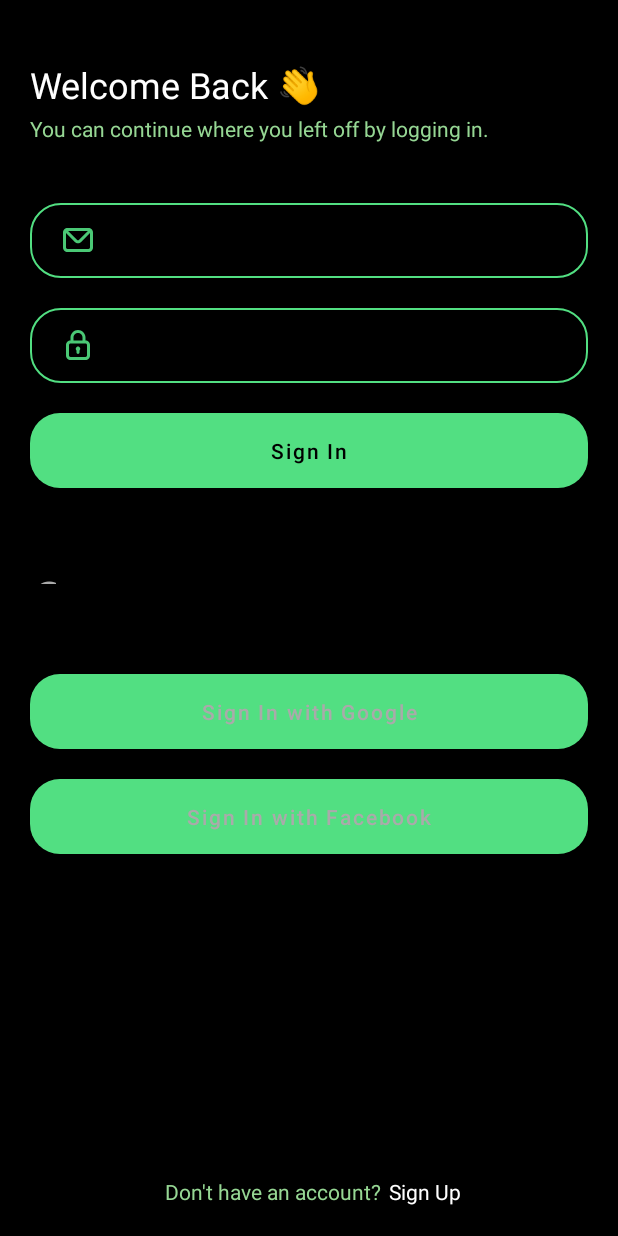
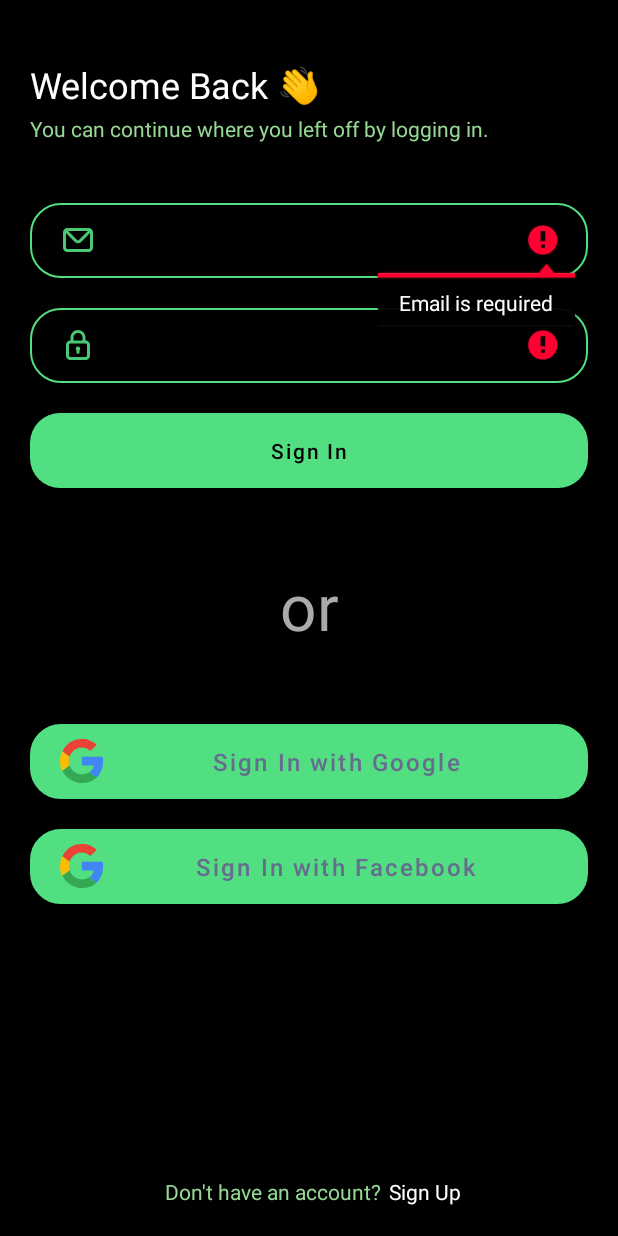
Before and after one commit to Azizadx/Newsly, an Android app: the SignInActivity screen opened directly, with no data from a screen before it, after a tap on "Sign In", on a phone screen of 412 x 824 dp. Run offline under Robolectric (Android 15) with nearby library versions, the phone set to English and light mode, and no system bars; our stand-ins replace Firebase (no records; nobody signed in at launch, a user with empty details on screens opened directly).

Commit message:
buttons ui fixed and in order but still green

```diff
--- a/app/build.gradle
+++ b/app/build.gradle
@@ -9,7 +9,7 @@ android {
 
     defaultConfig {
         applicationId "com.azizadx.newsly"
-        minSdkVersion 21
+        minSdkVersion 18
         targetSdkVersion 30
         versionCode 1
         versionName "1.0"
--- a/app/src/main/java/com/azizadx/newsly/ui/main/view/SignInActivity.java
+++ b/app/src/main/java/com/azizadx/newsly/ui/main/view/SignInActivity.java
@@ -15,11 +15,13 @@ import android.widget.Toast;
 import com.azizadx.newsly.R;
 import com.azizadx.newsly.ui.main.view.base.BaseActivity;
 
+import java.util.regex.Pattern;
+
 public class SignInActivity extends BaseActivity implements View.OnTouchListener {
     private EditText email, pass;
 
-    //Button btnGoogleSignin = findViewById(R.id.buttonGoogle);
-    //Button btnFbSignin = findViewById(R.id.buttonFb);
+    //Button btnGoogleSignin = findViewById(R.id.btnGoogle);
+    //Button btnFbSignin = findViewById(R.id.btnFb);
 
     @SuppressLint("ClickableViewAccessibility")
     @Override
@@ -38,9 +40,22 @@ public class SignInActivity extends BaseActivity implements View.OnTouchListener
     }
 
     private void buttonSignIn() {
-        if ( email.getText().toString().isEmpty()
-                || pass.getText().toString().isEmpty()) {
-            Toast.makeText(this, "Empty Input", Toast.LENGTH_SHORT).show();
+        String emailText = email.getText().toString();
+        String passText = pass.getText().toString();
+
+        // Empty Input
+        if (emailText.isEmpty() || passText.isEmpty()) {
+            if (emailText.isEmpty()) email.setError("Email is required");
+            if (passText.isEmpty()) pass.setError("Password is required");
+            return;
+        }
+        // Check Email Pattern and Validity/Existence(already signed up before)?
+        final Pattern VALID_EMAIL_ADDRESS_REGEX =
+                Pattern.compile("^[A-Z0-9._%+-]+@[A-Z0-9.-]+\\.[A-Z]{2,6}$",
+                        Pattern.CASE_INSENSITIVE);
+        if (!VALID_EMAIL_ADDRESS_REGEX.matcher(emailText).find()) {
+            if (!VALID_EMAIL_ADDRESS_REGEX.matcher(emailText).find())
+                email.setError("Invalid Email.");
             return;
         }
         signIn(email.getText().toString(), pass.getText().toString());
--- /dev/null
+++ b/app/src/main/res/drawable/ic_google.xml
@@ -0,0 +1,23 @@
+<?xml version="1.0" encoding="utf-8"?>
+<vector xmlns:android="http://schemas.android.com/apk/res/android"
+    android:width="28.895dp"
+    android:height="29.489dp"
+    android:viewportWidth="28.895"
+    android:viewportHeight="29.489">
+    <path
+        android:pathData="M1.5889,8.133a12.776,12.776 0,0 1,2.448 -3.522A14.243,14.243 0,0 1,12.2549 0.218,14.237 14.237,0 0,1 24.3249,3.575c0.221,0.19 0.276,0.3 0.035,0.537C23.1249,5.321 21.9119,6.55 20.6889,7.772c-0.125,0.125 -0.21,0.278 -0.433,0.074A8.468,8.468 0,0 0,8.8739 8.1,9.4 9.4,0 0,0 6.4249,11.834c-0.076,-0.05 -0.157,-0.095 -0.229,-0.15Q3.8929,9.91 1.5889,8.133Z"
+        android:fillColor="#ea4335"
+        android:fillType="evenOdd"/>
+    <path
+        android:pathData="M6.392,17.5983a9.876,9.876 0,0 0,1.806 3.083,8.677 8.677,0 0,0 7.724,2.958 9.348,9.348 0,0 0,3.953 -1.378c0.117,0.1 0.228,0.216 0.351,0.312q2.139,1.67 4.28,3.335a12.255,12.255 0,0 1,-5.522 3.018,14.849 14.849,0 0,1 -13.5,-2.725 13.69,13.69 0,0 1,-3.9 -4.866Z"
+        android:fillColor="#34a853"
+        android:fillType="evenOdd"/>
+    <path
+        android:pathData="M24.507,25.9087q-2.141,-1.667 -4.28,-3.335c-0.123,-0.1 -0.234,-0.208 -0.351,-0.312a7.487,7.487 0,0 0,2.3 -2.718,9.438 9.438,0 0,0 0.5,-1.372c0.1,-0.322 0.067,-0.448 -0.332,-0.444 -2.375,0.02 -4.75,0.01 -7.126,0.01 -0.5,0 -0.5,0 -0.5,-0.521 0,-1.61 0.008,-3.22 -0.007,-4.83 0,-0.31 0.052,-0.43 0.4,-0.429q6.571,0.019 13.143,0c0.236,0 0.385,0.017 0.426,0.3a16.167,16.167 0,0 1,-1.9 10.874A10.856,10.856 0,0 1,24.507 25.9087Z"
+        android:fillColor="#4285f4"
+        android:fillType="evenOdd"/>
+    <path
+        android:pathData="M6.391,17.5984 L1.576,21.3404A13.339,13.339 0,0 1,0.13 16.6834a14.571,14.571 0,0 1,1.235 -8.135c0.066,-0.142 0.149,-0.277 0.224,-0.415q2.3,1.775 4.61,3.55c0.072,0.055 0.152,0.1 0.229,0.15A9.315,9.315 0,0 0,6.391 17.5984Z"
+        android:fillColor="#fbbc04"
+        android:fillType="evenOdd"/>
+</vector>
--- a/app/src/main/res/layout/activity_sign_in.xml
+++ b/app/src/main/res/layout/activity_sign_in.xml
@@ -6,7 +6,7 @@
     android:orientation="vertical"
     android:background="@color/black"
     android:padding="20dp"
-    tools:context=".ui.main.view.SignUpActivity">
+    tools:context=".ui.main.view.SignInActivity">
 
     <TextView
         android:layout_width="match_parent"
@@ -55,32 +55,29 @@
         android:text="@string/sign_in"/>
 
 
-    <View
-        android:layout_width="40dp"
-        android:layout_height="40dp" />
-
     <TextView
-        android:layout_width="17dp"
-        android:layout_height="24dp"
+        android:layout_width="match_parent"
+        android:layout_height="wrap_content"
         android:text="@string/or"
         android:textSize="64px"
+        android:paddingTop="50dp"
+        android:paddingBottom="50dp"
+        android:gravity="center"
         android:textColor="@android:color/darker_gray"
-        android:textAlignment="center"/>
+        android:textAlignment="center" />
 
-    <View
-        android:layout_width="40dp"
-        android:layout_height="40dp"/>
 
     <Button
-        android:id="@+id/buttonGoogle"
-        style="@style/transparent_button"
-        android:background="@drawable/rounded_button"
+        android:id="@+id/btnGoogle"
+        style="@style/g_button"
+        android:drawableLeft="@drawable/ic_google"
         android:text="@string/google_sign_in"/>
 
+
     <Button
-        android:id="@+id/buttonFb"
-        style="@style/transparent_button"
-        android:background="@drawable/rounded_button"
+        android:id="@+id/btnFb"
+        style="@style/g_button"
+        android:drawableLeft="@drawable/ic_google"
         android:text="@string/fb_sign_in"/>
 
     <LinearLayout
--- a/app/src/main/res/values/strings.xml
+++ b/app/src/main/res/values/strings.xml
@@ -15,5 +15,6 @@
     <string name="sign_in">Sign In</string>
     <string name="already_have_an_account">Already have an account?</string>
     <string name="dont_have_an_account">Don\'t have an account?</string>
+    <!--string name="default_web_client_id">683309486759-ge2dile1n5qu5vtsfvaedu0js8c1nnb3.apps.googleusercontent.com</string-->
 
 </resources>
--- a/app/src/main/res/values/themes.xml
+++ b/app/src/main/res/values/themes.xml
@@ -1,4 +1,4 @@
-<resources xmlns:tools="http://schemas.android.com/tools">
+<resources xmlns:tools="http://schemas.android.com/tools" xmlns:android="http://schemas.android.com/apk/res/android">
     <!-- Base application theme. -->
     <style name="Theme.Newsly" parent="Theme.MaterialComponents.DayNight.DarkActionBar">
         <!-- Primary brand color. -->
@@ -36,12 +36,16 @@
         <item name="textAllCaps">false</item>
     </style>
 
-    <style name="transparent_button">
-        <item name="backgroundColor">@android:color/transparent</item>
-        <item name="android:layout_width">match_parent</item>
-        <item name="android:layout_height">50dp</item>
-        <item name="android:layout_marginTop">20dp</item>
-        <item name="android:textColor">@android:color/darker_gray</item>
-        <item name="textAllCaps">false</item>
-    </style>
+ <style name = "g_button">
+     <item name = "android:textAllCaps">false</item>
+     <item name = "android:background">@drawable/rounded_button_g</item>
+     <item name = "android:textColor">#666C8E</item>
+     <item name = "android:layout_width">match_parent</item>
+     <item name = "android:layout_marginBottom">20dp</item>
+     <item name = "android:textSize">16sp</item>
+     <item name = "android:textAlignment">center</item>
+     <item name = "android:layout_height">50dp</item>
+     <item name = "android:paddingStart">20dp</item>
+     <item name = "android:paddingEnd">20dp</item>
+ </style>
 </resources>
```
Also changed, not shown: app/src/main/res/drawable/rounded_button_g.xml (added, +10 -0 lines).
